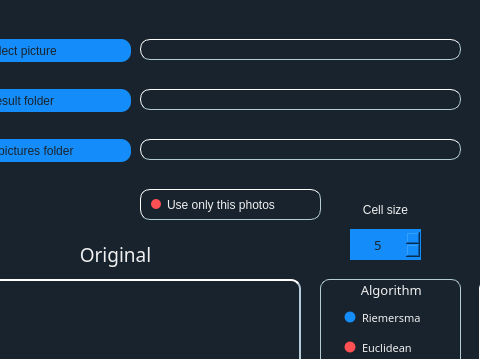
The window that MosaicQt/QtExample/mainwindow.ui (adriancalavie/Mosaic-plus-plus) describes before a commit, drawn with Qt 5; both pictures show x 110 to 590 and y 0 to 359 of the 1000 by 700 pixel window.
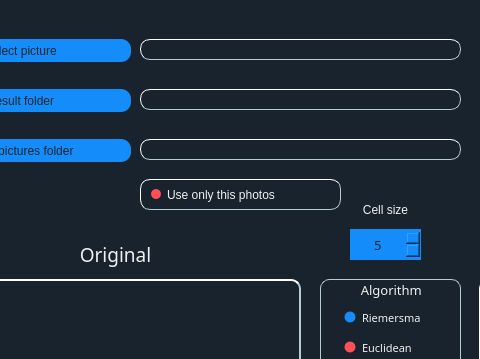
The same window after the commit. Icons and pictures are not drawn.

Commit message: Added tool tips.

```diff
--- a/MosaicQt/QtExample/mainwindow.ui
+++ b/MosaicQt/QtExample/mainwindow.ui
@@ -888,8 +888,8 @@
     <property name="geometry">
      <rect>
       <x>250</x>
-      <y>170</y>
-      <width>181</width>
+      <y>160</y>
+      <width>201</width>
       <height>31</height>
      </rect>
     </property>
```
Left out of the diff: 8 changed lines with no effect on the pictures.
